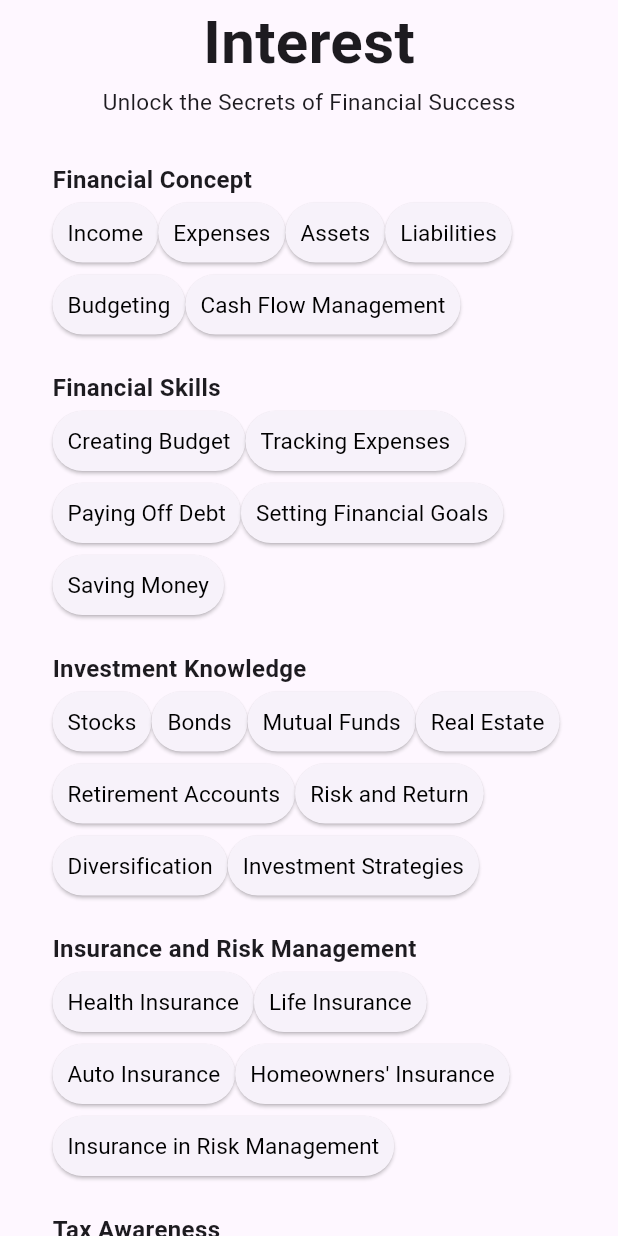
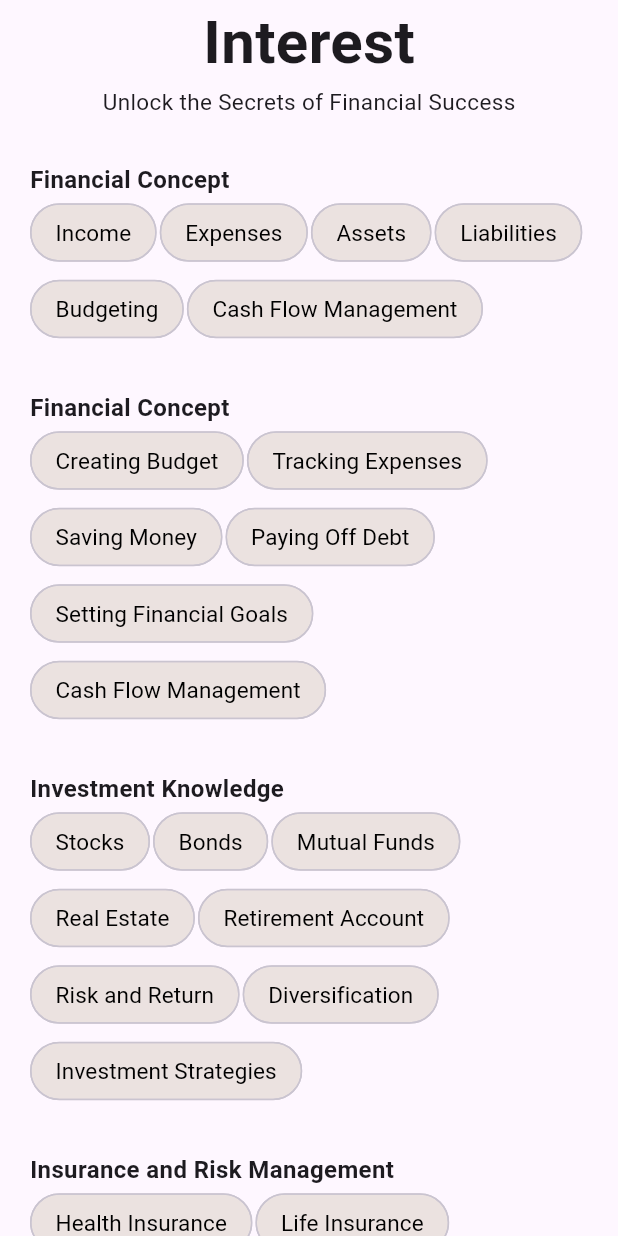
Before and after one commit to junhubdotcom/abovhack, a Flutter app: the screen it shows after launch, on a phone screen of 412 x 824 dp. Run offline on Flutter 3.47's test engine with Material 3 defaults, Android fonts, the light colour scheme and no system bars; our stand-ins replace camera, card_swiper, get, permission_handler, readmore and 1 more; missing offline and left inert: dart:ffi, google_mlkit_text_recognition, multi_chip_picker.

Commit message:
InterestPageChangeToFilterChip

```diff
--- a/lib/SocialMedia/InterestsPage.dart
+++ b/lib/SocialMedia/InterestsPage.dart
@@ -52,18 +52,23 @@ class _InterestsPageState extends State<InterestsPage> {
       //   ),
       // ),
       body: SingleChildScrollView(
+        child: SafeArea(
           child: Padding(
-          padding: const EdgeInsets.only(left: 35, right: 35),
+            padding: const EdgeInsets.symmetric(horizontal: 20.0),
             child: Column(
+              mainAxisAlignment: MainAxisAlignment.spaceBetween,
+              children: [
+                Column(
                   crossAxisAlignment: CrossAxisAlignment.start,
                   children: [
-              const Center(
+                    Center(
                       child: Text(
                         "Interest",
-                  style: TextStyle(fontSize: 40.0, fontWeight: FontWeight.bold),
+                        style: TextStyle(
+                            fontSize: 40.0, fontWeight: FontWeight.bold),
                       ),
                     ),
-              const Center(
+                    Center(
                       child: Text(
                         "Unlock the Secrets of Financial Success",
                         style: TextStyle(fontSize: 15.0),
@@ -72,153 +77,125 @@ class _InterestsPageState extends State<InterestsPage> {
                     const SizedBox(height: 30),
                     const Text(
                       "Financial Concept",
-                style: TextStyle(fontSize: 16, fontWeight: FontWeight.w600),
+                      style:
+                          TextStyle(fontSize: 16, fontWeight: FontWeight.w600),
                     ),
                     Container(
-                child: const Column(
-                  children: [
-                    Row(
-                      children: [
-                        InterestButton(interestName: "Income"),
-                        InterestButton(interestName: "Expenses"),
-                        InterestButton(interestName: "Assets"),
-                        InterestButton(interestName: "Liabilities"),
+                      child: Wrap(
+                        spacing: 2.0,
+                        runSpacing: 3.0,
+                        children: <Widget>[
+                          filterChipWidget(chipName: "Income"),
+                          filterChipWidget(chipName: "Expenses"),
+                          filterChipWidget(chipName: "Assets"),
+                          filterChipWidget(chipName: "Liabilities"),
+                          filterChipWidget(chipName: "Budgeting"),
+                          filterChipWidget(chipName: "Cash Flow Management"),
                         ],
                       ),
-                    Row(
-                      children: [
-                        InterestButton(interestName: "Budgeting"),
-                        InterestButton(interestName: "Cash Flow Management"),
+                    ),
+                    const SizedBox(height: 30),
+                    const Text(
+                      "Financial Concept",
+                      style:
+                          TextStyle(fontSize: 16, fontWeight: FontWeight.w600),
+                    ),
+                    Container(
+                      child: Wrap(
+                        spacing: 2.0,
+                        runSpacing: 3.0,
+                        children: <Widget>[
+                          filterChipWidget(chipName: "Creating Budget"),
+                          filterChipWidget(chipName: "Tracking Expenses"),
+                          filterChipWidget(chipName: "Saving Money"),
+                          filterChipWidget(chipName: "Paying Off Debt"),
+                          filterChipWidget(chipName: "Setting Financial Goals"),
+                          filterChipWidget(chipName: "Cash Flow Management"),
                         ],
+                      ),
+                    ),
+                    const SizedBox(height: 30),
+                    const Text(
+                      "Investment Knowledge",
+                      style:
+                          TextStyle(fontSize: 16, fontWeight: FontWeight.w600),
+                    ),
+                    Container(
+                      child: Wrap(
+                        spacing: 2.0,
+                        runSpacing: 3.0,
+                        children: <Widget>[
+                          filterChipWidget(chipName: "Stocks"),
+                          filterChipWidget(chipName: "Bonds"),
+                          filterChipWidget(chipName: "Mutual Funds"),
+                          filterChipWidget(chipName: "Real Estate"),
+                          filterChipWidget(chipName: "Retirement Account"),
+                          filterChipWidget(chipName: "Risk and Return"),
+                          filterChipWidget(chipName: "Diversification"),
+                          filterChipWidget(chipName: "Investment Strategies"),
+                        ],
+                      ),
+                    ),
+                    const SizedBox(height: 30),
+                    const Text(
+                      "Insurance and Risk Management",
+                      style:
+                          TextStyle(fontSize: 16, fontWeight: FontWeight.w600),
+                    ),
+                    Container(
+                      child: Wrap(
+                        spacing: 2.0,
+                        runSpacing: 3.0,
+                        children: <Widget>[
+                          filterChipWidget(chipName: "Health Insurance"),
+                          filterChipWidget(chipName: "Life Insurance"),
+                          filterChipWidget(chipName: "Auto Insurance"),
+                          filterChipWidget(chipName: "Homeowners' Insurance"),
+                          filterChipWidget(
+                              chipName: "Insurance in Risk Management"),
+                        ],
+                      ),
+                    ),
+                    const SizedBox(height: 30),
+                    const Text(
+                      "Tax Awareness",
+                      style:
+                          TextStyle(fontSize: 16, fontWeight: FontWeight.w600),
+                    ),
+                    Container(
+                      child: Wrap(
+                        spacing: 2.0,
+                        runSpacing: 3.0,
+                        children: <Widget>[
+                          filterChipWidget(chipName: "Filing Taxes"),
+                          filterChipWidget(chipName: "Deductions"),
+                          filterChipWidget(chipName: "Credits"),
+                          filterChipWidget(
+                              chipName: "Taxes Impact on Personal Finances"),
+                        ],
+                      ),
+                    ),
+                    const SizedBox(height: 30),
+                    const Text(
+                      "Digital Financial Literacy",
+                      style:
+                          TextStyle(fontSize: 16, fontWeight: FontWeight.w600),
+                    ),
+                    Container(
+                      child: Wrap(
+                        spacing: 2.0,
+                        runSpacing: 3.0,
+                        children: <Widget>[
+                          filterChipWidget(chipName: "Online Banking"),
+                          filterChipWidget(chipName: "Mobile Payment Apps"),
+                        ],
+                      ),
                     ),
                   ],
                 ),
-              ),
-              const SizedBox(height: 20),
-              const Text(
-                "Financial Skills",
-                style: TextStyle(fontSize: 16, fontWeight: FontWeight.w600),
-              ),
-              Container(
-                child: const Column(
+                Column(
                   children: [
-                    Row(
-                      children: [
-                        InterestButton(interestName: "Creating Budget"),
-                        InterestButton(interestName: "Tracking Expenses"),
-                      ],
-                    ),
-                    Row(
-                      children: [
-                        InterestButton(interestName: "Paying Off Debt"),
-                        InterestButton(interestName: "Setting Financial Goals"),
-                      ],
-                    ),
-                    Row(
-                      children: [
-                        InterestButton(interestName: "Saving Money"),
-                      ],
-                    ),
-                  ],
-                ),
-              ),
-              const SizedBox(height: 20),
-              const Text(
-                "Investment Knowledge",
-                style: TextStyle(fontSize: 16, fontWeight: FontWeight.w600),
-              ),
-              Container(
-                child: const Column(
-                  children: [
-                    Row(
-                      children: [
-                        InterestButton(interestName: "Stocks"),
-                        InterestButton(interestName: "Bonds"),
-                        InterestButton(interestName: "Mutual Funds"),
-                        InterestButton(interestName: "Real Estate"),
-                      ],
-                    ),
-                    Row(
-                      children: [
-                        InterestButton(interestName: "Retirement Accounts"),
-                        InterestButton(interestName: "Risk and Return"),
-                      ],
-                    ),
-                    Row(
-                      children: [
-                        InterestButton(interestName: "Diversification"),
-                        InterestButton(interestName: "Investment Strategies"),
-                      ],
-                    ),
-                  ],
-                ),
-              ),
-              const SizedBox(height: 20),
-              const Text(
-                "Insurance and Risk Management",
-                style: TextStyle(fontSize: 16, fontWeight: FontWeight.w600),
-              ),
-              Container(
-                child: const Column(
-                  children: [
-                    Row(
-                      children: [
-                        InterestButton(interestName: "Health Insurance"),
-                        InterestButton(interestName: "Life Insurance"),
-                      ],
-                    ),
-                    Row(
-                      children: [
-                        InterestButton(interestName: "Auto Insurance"),
-                        InterestButton(interestName: "Homeowners' Insurance"),
-                      ],
-                    ),
-                    Row(
-                      children: [
-                        InterestButton(
-                            interestName: "Insurance in Risk Management"),
-                      ],
-                    ),
-                  ],
-                ),
-              ),
-              const SizedBox(height: 20),
-              const Text(
-                "Tax Awareness",
-                style: TextStyle(fontSize: 16, fontWeight: FontWeight.w600),
-              ),
-              Container(
-                child: const Column(
-                  children: [
-                    Row(
-                      children: [
-                        InterestButton(interestName: "Filing Taxes"),
-                        InterestButton(interestName: "Deductions"),
-                        InterestButton(interestName: "Credits"),
-                      ],
-                    ),
-                    Row(
-                      children: [
-                        InterestButton(
-                            interestName: "Taxes Impact on Personal Finances"),
-                      ],
-                    ),
-                  ],
-                ),
-              ),
-              const SizedBox(height: 20),
-              const Text("Digital Financial Literacy",
-                  style: TextStyle(fontSize: 16, fontWeight: FontWeight.w600)),
-              Container(
-                child: Column(
-                  children: [
-                    const Row(
-                      children: [
-                        InterestButton(interestName: "Online Banking"),
-                        InterestButton(interestName: "Mobile Payment Apps"),
-                      ],
-                    ),
-                    const SizedBox(height: 50),
+                    SizedBox(height: 40.0),
                     ElevatedButton(
                       onPressed: () async {
                         await _toggleButtonState();
@@ -229,22 +206,56 @@ class _InterestsPageState extends State<InterestsPage> {
                       },
                       child: const Text(
                         "Continue",
-                        style: TextStyle(color: Colors.black, fontSize: 18.0),
+                        style: TextStyle(
+                            color: Colors.blueGrey.shade400, fontSize: 18.0),
                       ),
                       style: ElevatedButton.styleFrom(
                           backgroundColor: const Color(0xff7ecfe0),
                           fixedSize: const Size(150, 40)),
                     ),
-                    const SizedBox(
+                    SizedBox(
                       height: 20.0,
                     ),
                   ],
                 ),
+              ],
             ),
-            ],
           ),
         ),
       ),
     );
   }
 }
+
+class filterChipWidget extends StatefulWidget {
+  final String chipName;
+
+  filterChipWidget({Key? key, required this.chipName}) : super(key: key);
+
+  @override
+  _filterChipWidgetState createState() => _filterChipWidgetState();
+}
+
+class _filterChipWidgetState extends State<filterChipWidget> {
+  var _isSelected = false;
+
+  @override
+  Widget build(BuildContext context) {
+    return FilterChip(
+      label: Text(
+        widget.chipName,
+      ),
+      labelStyle: TextStyle(
+          fontWeight: FontWeight.normal, fontSize: 15.0, color: Colors.black),
+      selected: _isSelected,
+      backgroundColor: Color(0xffebe2e0),
+      selectedColor: Color(0xff7ecfe0),
+      shape: RoundedRectangleBorder(borderRadius: BorderRadius.circular(20.0)),
+      onSelected: (isSelected) {
+        setState(() {
+          _isSelected = isSelected;
+        });
+      },
+    );
+  }
+}
--- a/lib/SocialMedia/PostingPage.dart
+++ b/lib/SocialMedia/PostingPage.dart
@@ -9,12 +9,7 @@ class PostingPage extends StatefulWidget {
 }
 
 class _PostingPageState extends State<PostingPage> {
-  final postToList = [
-    'Public',
-    'Savings Squad',
-    'Financial Wizard',
-    'Money Master'
-  ];
+  final postToList = ['Public', 'InvestPro', 'Saving Squad', 'Budget Genius'];
 
   final postLabel = [
     'Financial Concept',
--- a/lib/main.dart
+++ b/lib/main.dart
@@ -15,7 +15,7 @@ class MyApp extends StatelessWidget {
     return const MaterialApp(
       title: 'Financial Literacy App',
       debugShowCheckedModeBanner: false,
-      home: SplashScreen(),
+      home: InterestsPage(),
     );
   }
 }
```
Lines whose indentation alone changed are shown as unchanged.
